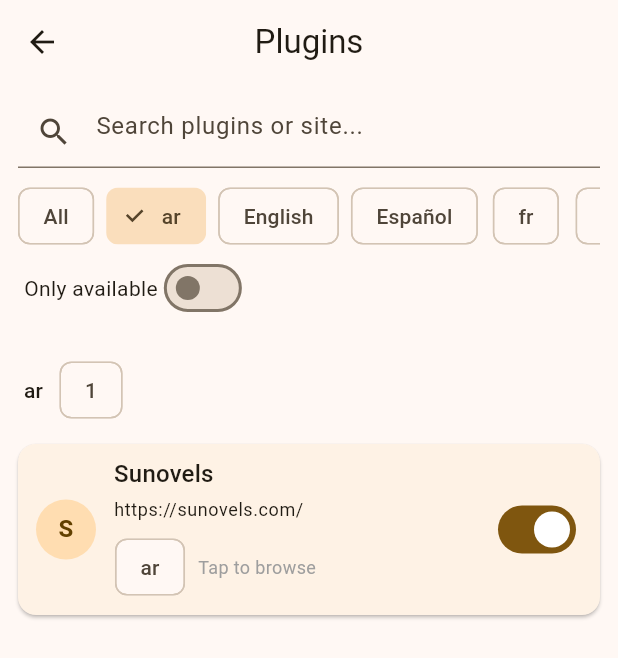
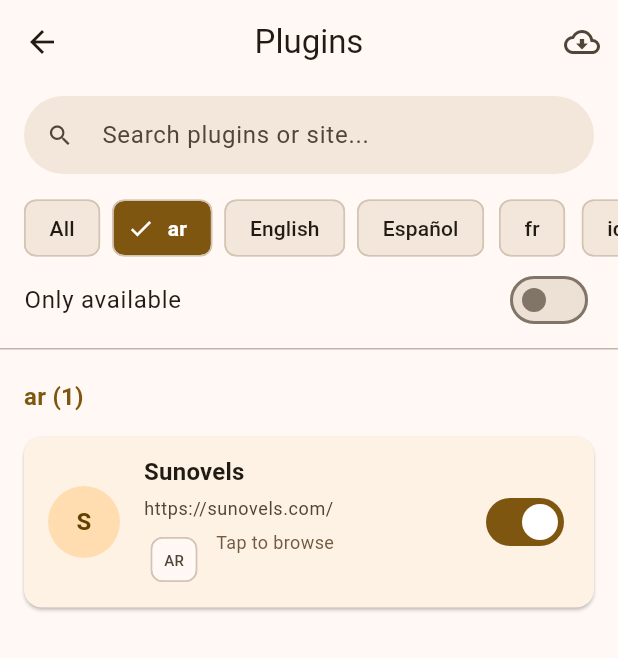
Before and after one commit to Luiz-eduardp/akashic_records, a Flutter app: the PluginsScreen screen opened by its route, after a tap on "ar", on a phone screen of 412 x 824 dp. Shown: the top 658 px of the screen. Run offline on Flutter 3.47's test engine with Material 3 defaults, Android fonts, the phone set to English and light mode, and no system bars; our stand-ins replace battery_plus, dio, file_picker, flutter_colorpicker, flutter_local_notifications, flutter_markdown and 7 more; missing offline and left inert: android_intent_plus, version; accounts and stored records are empty.

Commit message:
feat: revamp plugins screen
- Improved UI and UX
- Added language filtering
- Grouped plugins by language
- Added marketplace icon

```diff
--- a/lib/screens/plugins_screen.dart
+++ b/lib/screens/plugins_screen.dart
@@ -14,18 +14,18 @@ class PluginsScreen extends StatefulWidget {
 
 class _PluginsScreenState extends State<PluginsScreen> {
   final Map<String, bool> _states = {};
-  String _selectedLang = 'All';
+  String _selectedLang = 'all';
   String _searchQuery = '';
   bool _onlyAvailable = false;
 
-  Future<void> _load() async {
-    final appState = Provider.of<AppState>(context, listen: false);
-    for (final pName in PluginRegistry.registeredPluginNames) {
-      final enabled = await appState.getPluginState(pName);
-      _states[pName] = enabled;
-    }
-    if (mounted) setState(() {});
-  }
+  final Map<String, String> langLabels = {
+    'en': 'english'.translate,
+    'pt': 'portuguese_br'.translate,
+    'ja': 'japanese'.translate,
+    'es': 'spanish'.translate,
+    'Unknown': 'unknown'.translate,
+    'all': 'all'.translate,
+  };
 
   @override
   void initState() {
@@ -33,8 +33,18 @@ class _PluginsScreenState extends State<PluginsScreen> {
     _load();
   }
 
-  @override
-  Widget build(BuildContext context) {
+  Future<void> _load() async {
+    await Future.microtask(() async {
+      final appState = Provider.of<AppState>(context, listen: false);
+      for (final pName in PluginRegistry.registeredPluginNames) {
+        final enabled = await appState.getPluginState(pName);
+        _states[pName] = enabled;
+      }
+      if (mounted) setState(() {});
+    });
+  }
+
+  List<MapEntry<String, dynamic>> _getFilteredPlugins() {
     final instances = PluginRegistry.allPlugins;
     final names =
         <String>{}
@@ -43,210 +53,324 @@ class _PluginsScreenState extends State<PluginsScreen> {
     final entries =
         names.map((n) => MapEntry(n, PluginRegistry.get(n))).toList();
 
-    final langs = <String>{};
-    for (final p in instances) {
-      if (p.lang.isNotEmpty) langs.add(p.lang);
-    }
-    final languageOptions = ['all', ...langs.toList()..sort()];
-
-    final filtered =
-        entries.where((e) {
+    return entries.where((e) {
       final name = e.key.toLowerCase();
       final svc = e.value;
-          if (_selectedLang != 'All') {
-            final lang = svc?.lang ?? 'Unknown';
-            if (lang != _selectedLang) return false;
+      final lang = (svc?.lang ?? 'Unknown');
+
+      if (_selectedLang != 'all' &&
+          lang.toLowerCase() != _selectedLang.toLowerCase()) {
+        return false;
       }
+
       if (_onlyAvailable && svc == null) return false;
+
       if (_searchQuery.isNotEmpty) {
         final q = _searchQuery.toLowerCase();
         final site = (svc?.siteUrl ?? '').toLowerCase();
-            if (!name.contains(q) && !site.contains(q)) return false;
+        if (!name.contains(q) &&
+            !site.contains(q) &&
+            !lang.toLowerCase().contains(q)) {
+          return false;
+        }
       }
       return true;
     }).toList();
+  }
 
+  Map<String, List<MapEntry<String, dynamic>>> _getGroupedPlugins(
+    List<MapEntry<String, dynamic>> filtered,
+  ) {
     final Map<String, List<MapEntry<String, dynamic>>> grouped = {};
     for (final e in filtered) {
       final svc = e.value;
       final lang = svc?.lang ?? 'Unknown';
       grouped.putIfAbsent(lang, () => []).add(e);
     }
+    return grouped;
+  }
 
-    final langLabels = <String, String>{
-      'en': 'english'.translate,
-      'pt': 'portuguese_br'.translate,
-      'ja': 'japanese'.translate,
-      'es': 'spanish'.translate,
-      'Unknown': 'unknown'.translate,
-    };
+  Widget _buildLanguageChips(Set<String> langs) {
+    final languageOptions = ['all', ...langs.toList()..sort()];
 
-    return Scaffold(
-      appBar: AppBar(centerTitle: true, title: Text('plugins'.translate)),
-      body: Column(
-        children: [
-          Padding(
-            padding: const EdgeInsets.symmetric(horizontal: 12, vertical: 8),
-            child: Column(
-              children: [
-                TextField(
-                  decoration: InputDecoration(
-                    prefixIcon: const Icon(Icons.search),
-                    hintText: 'search_plugins_or_site'.translate,
-                  ),
-                  onChanged: (v) => setState(() => _searchQuery = v),
-                ),
-                const SizedBox(height: 8),
-                SingleChildScrollView(
+    return SingleChildScrollView(
       scrollDirection: Axis.horizontal,
+      padding: const EdgeInsets.symmetric(horizontal: 16.0),
       child: Row(
         children:
             languageOptions.map((l) {
-                          final label =
-                              l == 'all'
-                                  ? 'all'.translate
-                                  : (langLabels[l] ?? l);
+              final label = langLabels[l] ?? l;
               final selected = _selectedLang == l;
               return Padding(
                 padding: const EdgeInsets.only(right: 8.0),
-                            child: ChoiceChip(
+                child: ActionChip(
+                  avatar:
+                      selected
+                          ? Icon(
+                            Icons.check,
+                            size: 18,
+                            color: Theme.of(context).colorScheme.onPrimary,
+                          )
+                          : null,
                   label: Text(label),
-                              selected: selected,
-                              onSelected:
-                                  (_) => setState(() => _selectedLang = l),
+                  labelStyle:
+                      selected
+                          ? TextStyle(
+                            color: Theme.of(context).colorScheme.onPrimary,
+                            fontWeight: FontWeight.w600,
+                          )
+                          : null,
+                  backgroundColor:
+                      selected
+                          ? Theme.of(context).colorScheme.primary
+                          : Theme.of(context).colorScheme.surfaceContainerHigh,
+                  onPressed: () => setState(() => _selectedLang = l),
                 ),
               );
             }).toList(),
       ),
+    );
+  }
+
+  @override
+  Widget build(BuildContext context) {
+    final instances = PluginRegistry.allPlugins;
+    final langs = <String>{};
+    for (final p in instances) {
+      if (p.lang.isNotEmpty) langs.add(p.lang.toLowerCase());
+    }
+
+    final filtered = _getFilteredPlugins();
+    final grouped = _getGroupedPlugins(filtered);
+    final sortedKeys =
+        grouped.keys.toList()
+          ..sort((a, b) => (langLabels[a] ?? a).compareTo(langLabels[b] ?? b));
+
+    return Scaffold(
+      appBar: AppBar(
+        centerTitle: true,
+        title: Text('plugins'.translate),
+        actions: [
+          IconButton(
+            icon: const Icon(Icons.cloud_download_outlined),
+            tooltip: 'plugin_marketplace'.translate,
+            onPressed: () {
+              ScaffoldMessenger.of(context).showSnackBar(
+                SnackBar(content: Text('Marketplace coming soon!'.translate)),
+              );
+            },
           ),
-                Row(
+        ],
+      ),
+      body: Column(
         children: [
-                    const SizedBox(width: 4),
-                    Text('only_available'.translate),
+          Container(
+            padding: const EdgeInsets.only(top: 8, bottom: 8),
+            decoration: BoxDecoration(
+              color: Theme.of(context).scaffoldBackgroundColor,
+              border: Border(
+                bottom: BorderSide(
+                  color: Theme.of(context).dividerColor.withOpacity(0.5),
+                  width: 1.0,
+                ),
+              ),
+            ),
+            child: Column(
+              crossAxisAlignment: CrossAxisAlignment.start,
+              children: [
+                Padding(
+                  padding: const EdgeInsets.symmetric(horizontal: 16.0),
+                  child: TextField(
+                    decoration: InputDecoration(
+                      prefixIcon: const Icon(Icons.search),
+                      hintText: 'search_plugins_or_site'.translate,
+                      border: OutlineInputBorder(
+                        borderRadius: BorderRadius.circular(30),
+                        borderSide: BorderSide.none,
+                      ),
+                      filled: true,
+                      fillColor:
+                          Theme.of(context).colorScheme.surfaceContainerHigh,
+                      contentPadding: const EdgeInsets.symmetric(vertical: 14),
+                      isDense: true,
+                    ),
+                    onChanged: (v) => setState(() => _searchQuery = v),
+                  ),
+                ),
+                const SizedBox(height: 12),
+                _buildLanguageChips(langs),
+                Padding(
+                  padding: const EdgeInsets.symmetric(horizontal: 16.0),
+                  child: Row(
+                    mainAxisAlignment: MainAxisAlignment.spaceBetween,
+                    children: [
+                      Text(
+                        'only_available'.translate,
+                        style: Theme.of(context).textTheme.bodyLarge,
+                      ),
                       Switch(
                         value: _onlyAvailable,
                         onChanged: (v) => setState(() => _onlyAvailable = v),
                       ),
                     ],
                   ),
+                ),
               ],
             ),
           ),
           Expanded(
-            child: ListView(
+            child:
+                filtered.isEmpty
+                    ? Center(
+                      child: Text(
+                        'no_plugins_match_filters'.translate,
+                        style: TextStyle(
+                          color: Theme.of(context).colorScheme.outline,
+                        ),
+                      ),
+                    )
+                    : ListView(
                       padding: const EdgeInsets.only(bottom: 24),
-              children: () {
-                final widgetList = <Widget>[];
-                final sortedKeys = grouped.keys.toList()..sort();
-                for (final lang in sortedKeys) {
+                      children:
+                          sortedKeys.expand((lang) {
                             final list = grouped[lang]!;
-                  widgetList.add(
+                            return [
                               Padding(
-                      padding: const EdgeInsets.fromLTRB(16, 12, 16, 6),
-                      child: Row(
-                        children: [
-                          Text(
-                            langLabels[lang] ?? lang,
-                            style: Theme.of(context).textTheme.titleSmall,
+                                padding: const EdgeInsets.fromLTRB(
+                                  16,
+                                  20,
+                                  16,
+                                  8,
                                 ),
-                          const SizedBox(width: 8),
-                          Chip(label: Text('${list.length}')),
+                                child: Text(
+                                  '${langLabels[lang] ?? lang} (${list.length})',
+                                  style: Theme.of(
+                                    context,
+                                  ).textTheme.titleMedium?.copyWith(
+                                    fontWeight: FontWeight.bold,
+                                    color:
+                                        Theme.of(context).colorScheme.primary,
+                                  ),
+                                ),
+                              ),
+                              ...list.map((e) => _buildPluginTile(context, e)),
+                            ];
+                          }).toList(),
+                    ),
+          ),
         ],
       ),
-                    ),
     );
-                  for (final e in list) {
-                    final name = e.key;
-                    final p = e.value as dynamic;
+  }
+
+  Widget _buildPluginTile(
+    BuildContext context,
+    MapEntry<String, dynamic> entry,
+  ) {
+    final name = entry.key;
+    final p = entry.value as dynamic;
     final enabled = _states[name] ?? true;
-                    widgetList.add(
-                      Card(
-                        margin: const EdgeInsets.symmetric(
-                          horizontal: 12,
-                          vertical: 6,
-                        ),
+    final isAvailable = p != null;
+    final theme = Theme.of(context);
+    final opacity = isAvailable ? 1.0 : 0.5;
+
+    return Opacity(
+      opacity: opacity,
+      child: Card(
+        margin: const EdgeInsets.symmetric(horizontal: 16, vertical: 6),
+        elevation: 1,
+        shape: RoundedRectangleBorder(borderRadius: BorderRadius.circular(12)),
         child: InkWell(
+          borderRadius: BorderRadius.circular(12),
           onTap:
-                              p != null
+              isAvailable
                   ? () => Navigator.push(
                     context,
                     MaterialPageRoute(
-                                      builder:
-                                          (ctx) => PluginBrowserScreen(
-                                            pluginName: p.name,
-                                          ),
+                      builder: (ctx) => PluginBrowserScreen(pluginName: p.name),
                     ),
                   )
-                                  : () => ScaffoldMessenger.of(
-                                    context,
-                                  ).showSnackBar(
+                  : () => ScaffoldMessenger.of(context).showSnackBar(
                     SnackBar(
-                                      content: Text(
-                                        'plugin_failed_to_initialize'.translate,
-                                      ),
+                      content: Text('plugin_failed_to_initialize'.translate),
                     ),
                   ),
           child: Padding(
-                            padding: const EdgeInsets.symmetric(
-                              horizontal: 12,
-                              vertical: 8,
-                            ),
+            padding: const EdgeInsets.symmetric(horizontal: 16, vertical: 12),
             child: Row(
               children: [
                 CircleAvatar(
+                  radius: 24,
                   backgroundColor:
-                                      Theme.of(
-                                        context,
-                                      ).colorScheme.primaryContainer,
+                      isAvailable
+                          ? theme.colorScheme.primaryContainer
+                          : theme.colorScheme.surfaceVariant,
                   foregroundColor:
-                                      Theme.of(
-                                        context,
-                                      ).colorScheme.onPrimaryContainer,
+                      isAvailable
+                          ? theme.colorScheme.onPrimaryContainer
+                          : theme.colorScheme.onSurfaceVariant,
                   child: Text(
-                                    (name.isNotEmpty
-                                        ? name[0].toUpperCase()
-                                        : '?'),
-                                    style: const TextStyle(
-                                      fontWeight: FontWeight.bold,
+                    (name.isNotEmpty ? name[0].toUpperCase() : '?'),
+                    style: const TextStyle(fontWeight: FontWeight.bold),
                   ),
                 ),
-                                ),
-                                const SizedBox(width: 12),
+                const SizedBox(width: 16),
                 Expanded(
                   child: Column(
-                                    crossAxisAlignment:
-                                        CrossAxisAlignment.start,
+                    crossAxisAlignment: CrossAxisAlignment.start,
                     children: [
                       Text(
                         name,
-                                        style:
-                                            Theme.of(
-                                              context,
-                                            ).textTheme.titleMedium,
+                        style: theme.textTheme.titleMedium?.copyWith(
+                          fontWeight: FontWeight.w600,
+                        ),
                       ),
                       const SizedBox(height: 4),
                       Text(
-                                        (p != null
-                                            ? (p.siteUrl ??
-                                                'unavailable'.translate)
-                                            : 'unavailable'.translate),
-                                        style:
-                                            Theme.of(
-                                              context,
-                                            ).textTheme.bodySmall,
+                        isAvailable
+                            ? (p.siteUrl ?? 'unavailable'.translate)
+                            : 'unavailable'.translate,
+                        style: theme.textTheme.bodySmall?.copyWith(
+                          color: theme.colorScheme.onSurfaceVariant,
+                        ),
                       ),
                       const SizedBox(height: 6),
-                                      Row(
+                      Wrap(
+                        spacing: 8,
                         children: [
-                                          if (p != null &&
-                                              (p.lang ?? '').isNotEmpty)
-                                            Chip(label: Text(p.lang)),
-                                          const SizedBox(width: 8),
+                          if (isAvailable && (p.lang ?? '').isNotEmpty)
+                            Chip(
+                              label: Text(p.lang.toUpperCase()),
+                              padding: EdgeInsets.zero,
+                              labelStyle: const TextStyle(fontSize: 10),
+                              visualDensity: VisualDensity.compact,
+                            ),
+                          if (!isAvailable)
+                            Chip(
+                              label: Text('failed_to_load'.translate),
+                              backgroundColor: theme.colorScheme.errorContainer,
+                              labelStyle: TextStyle(
+                                fontSize: 10,
+                                color: theme.colorScheme.onErrorContainer,
+                              ),
+                              visualDensity: VisualDensity.compact,
+                            ),
+                          if (isAvailable && !enabled)
+                            Chip(
+                              label: Text('disabled'.translate),
+                              backgroundColor: theme.colorScheme.outlineVariant,
+                              labelStyle: TextStyle(
+                                fontSize: 10,
+                                color: theme.colorScheme.onSurface,
+                              ),
+                              visualDensity: VisualDensity.compact,
+                            ),
+                          if (isAvailable)
                             Text(
                               'tap_to_browse'.translate,
-                                            style: const TextStyle(
+                              style: TextStyle(
                                 fontSize: 12,
-                                              color: Colors.grey,
+                                color: theme.colorScheme.secondary,
                               ),
                             ),
                         ],
@@ -254,6 +378,7 @@ class _PluginsScreenState extends State<PluginsScreen> {
                     ],
                   ),
                 ),
+                if (isAvailable)
                   Switch(
                     value: enabled,
                     onChanged: (v) async {
@@ -272,12 +397,3 @@ class _PluginsScreenState extends State<PluginsScreen> {
     );
   }
 }
-                return widgetList;
-              }(),
-            ),
-          ),
-        ],
-      ),
-    );
-  }
-}
```
Lines whose indentation alone changed are shown as unchanged.
